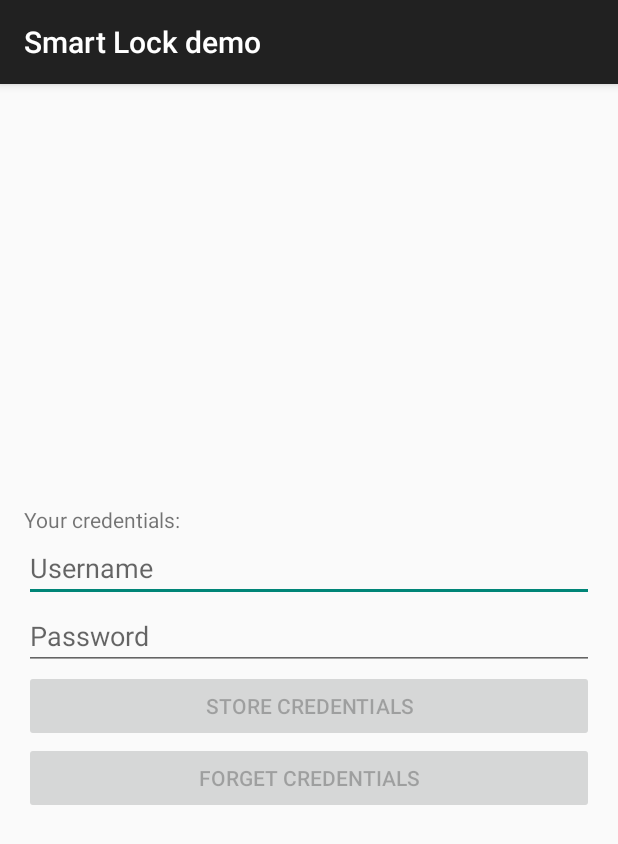
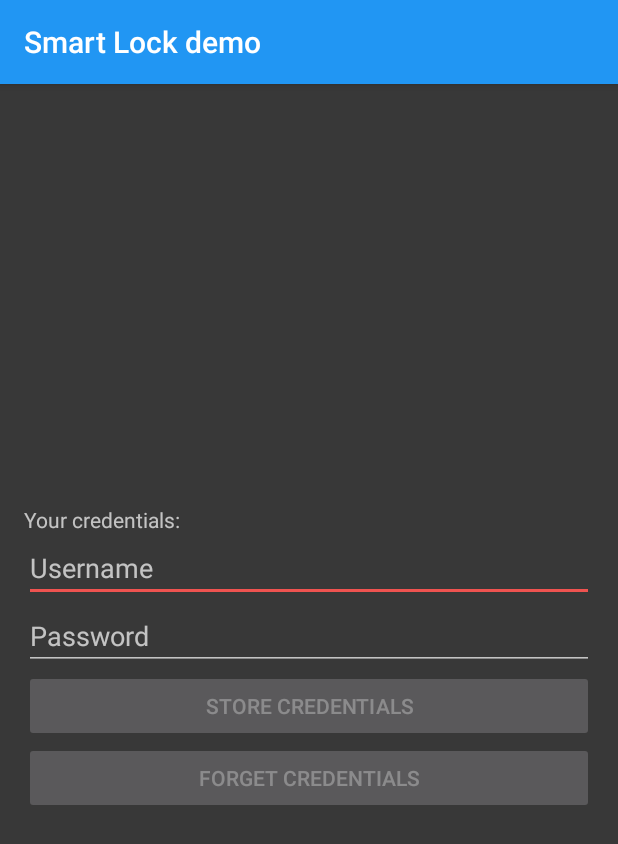
Before and after one commit to rock3r/smartlock-demo, an Android app: the screen it shows after launch (MainActivity), on a phone screen of 412 x 824 dp. Shown: the top 844 px of the screen. Run offline under Robolectric (Android 15) with nearby library versions, the phone set to English and light mode, and no system bars; 3 statements that could not run were skipped.

Commit message:
Fancier theming

```diff
--- a/app/src/main/res/values/colors.xml
+++ b/app/src/main/res/values/colors.xml
@@ -1,4 +1,11 @@
 <?xml version="1.0" encoding="utf-8"?>
 <resources>
+
+  <color name="window_background_color">#383838</color>
+  <color name="primary">#2196F3</color>
+  <color name="primary_dark">#1976D2</color>
+  <color name="accent">#EF5350</color>
+
   <color name="progress_overlay">#60aaaaaa</color>
+
 </resources>
--- a/app/src/main/res/values/styles.xml
+++ b/app/src/main/res/values/styles.xml
@@ -1,8 +1,11 @@
 <resources>
 
   <!-- Base application theme. -->
-  <style name="AppTheme" parent="Theme.AppCompat.Light.DarkActionBar">
-    <!-- Customize your theme here. -->
+  <style name="AppTheme" parent="Theme.AppCompat">
+    <item name="android:windowBackground">@color/window_background_color</item>
+    <item name="colorPrimary">@color/primary</item>
+    <item name="colorPrimaryDark">@color/primary_dark</item>
+    <item name="colorAccent">@color/accent</item>
   </style>
 
 </resources>
```
